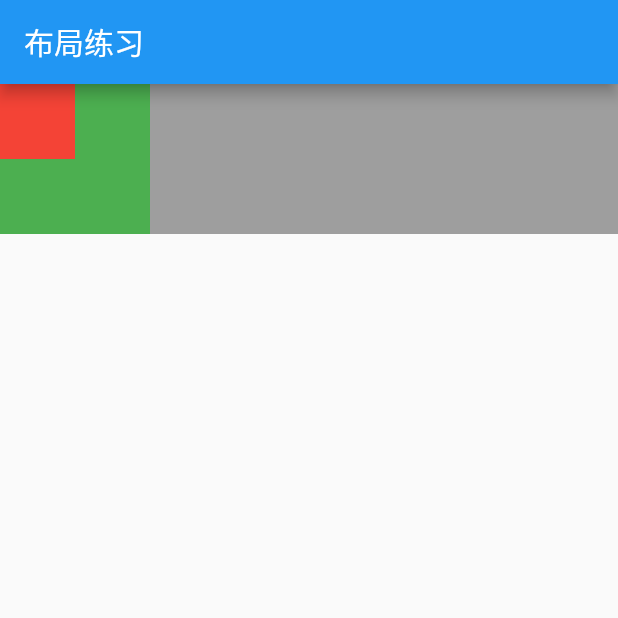
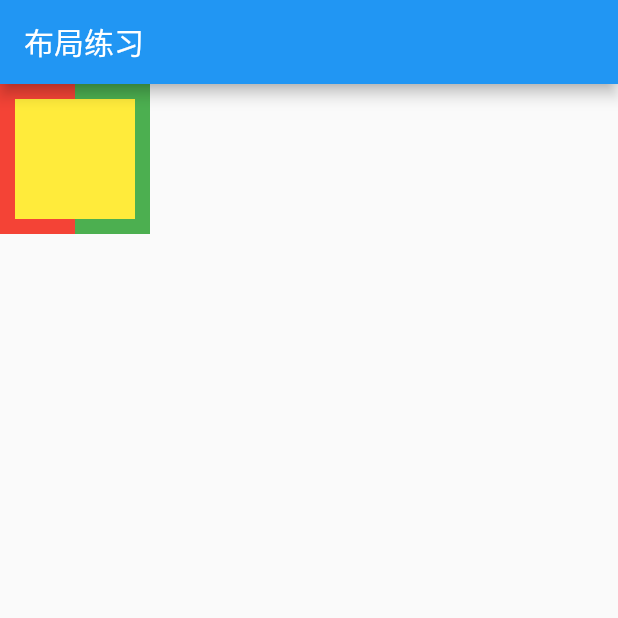
Before and after one commit to caopeng000/my_flutter_app, a Flutter app: the screen it shows after launch, on a phone screen of 412 x 824 dp, the top half of it. Run offline on Flutter 3.47's test engine with Material 2 defaults, Android fonts, the phone set to English and light mode, and no system bars.

Commit message:
feat:学习positioned

```diff
--- a/lib/widgets/layout_demo.dart
+++ b/lib/widgets/layout_demo.dart
@@ -80,7 +80,6 @@ class StackDemo extends StatelessWidget {
   @override
   Widget build(BuildContext context) {
     return Container(
-      width: double.infinity,
       color: Colors.grey,
       child: Stack(
         children: [
@@ -91,9 +90,29 @@ class StackDemo extends StatelessWidget {
           ),
           Container(
             width: 50,
-            height: 50,
+            height: 100,
             color: Colors.red,
+          ),
+          Positioned(
+            // width: 200,
+            // height: 200,
+            child: Container(color: Colors.yellow),
+            top: 10,
+            bottom: 10,
+            left: 10,
+            right: 10,
           )
+          // Positioned(
+          //     width: 200,
+          //     height: 200,
+          //     child: Container(
+          //       color: Colors.yellow
+          //     ),
+          //   top:10,
+          //   left: 10,
+          //   right: 10,
+          //   bottom: 10,
+          // )
         ],
       ),
     );
```
